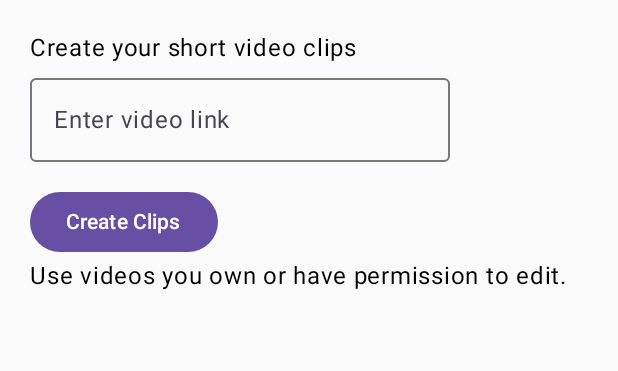
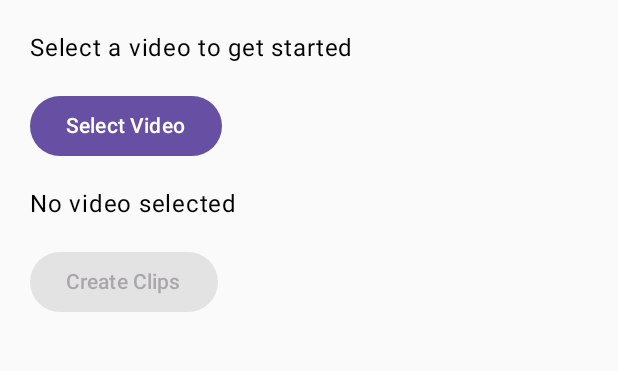
Before and after one commit to princemalviya823-web/Prince-AI-Clips-Pro, an Android app built with Jetpack Compose: the screen it shows after launch (MainActivity), on a phone screen of 412 x 824 dp, the part 78-449 px from its top. Run offline under Robolectric (Android 15) with nearby library versions, the phone set to English and light mode, and no system bars.

Commit message:
Update MainActivity.kt

```diff
--- a/app/src/main/java/com/prince/aiclips/MainActivity.kt
+++ b/app/src/main/java/com/prince/aiclips/MainActivity.kt
@@ -1,12 +1,19 @@
+
+
 package com.prince.aiclips
 
+import android.net.Uri
 import android.os.Bundle
+import android.widget.Toast
 import androidx.activity.ComponentActivity
 import androidx.activity.compose.setContent
+import androidx.activity.compose.rememberLauncherForActivityResult
+import androidx.activity.result.contract.ActivityResultContracts
 import androidx.compose.foundation.layout.*
 import androidx.compose.material3.*
 import androidx.compose.runtime.*
 import androidx.compose.ui.Modifier
+import androidx.compose.ui.platform.LocalContext
 import androidx.compose.ui.unit.dp
 
 class MainActivity : ComponentActivity() {
@@ -14,25 +21,60 @@ class MainActivity : ComponentActivity() {
         super.onCreate(savedInstanceState)
         setContent {
             MaterialTheme {
-                var videoLink by remember { mutableStateOf("") }
+                val context = LocalContext.current
+                var selectedVideo by remember { mutableStateOf<Uri?>(null) }
+
+                val videoPicker = rememberLauncherForActivityResult(
+                    contract = ActivityResultContracts.GetContent()
+                ) { uri ->
+                    selectedVideo = uri
+                }
+
                 Column(
                     modifier = Modifier
                         .fillMaxSize()
                         .padding(20.dp)
                 ) {
-                    Text("Prince AI Clips Pro", style = MaterialTheme.typography.headlineSmall)
+                    Text(
+                        "Prince AI Clips Pro",
+                        style = MaterialTheme.typography.headlineSmall
+                    )
+
                     Spacer(Modifier.height(20.dp))
-                    Text("Create your short video clips")
-                    OutlinedTextField(
-                        value = videoLink,
-                        onValueChange = { videoLink = it },
-                        label = { Text("Enter video link") }
+
+                    Text("Select a video to get started")
+
+                    Spacer(Modifier.height(16.dp))
+
+                    Button(onClick = {
+                        videoPicker.launch("video/*")
+                    }) {
+                        Text("Select Video")
+                    }
+
+                    Spacer(Modifier.height(16.dp))
+
+                    Text(
+                        if (selectedVideo != null)
+                            "Video selected successfully!"
+                        else
+                            "No video selected"
                     )
+
                     Spacer(Modifier.height(16.dp))
-                    Button(onClick = { }) {
+
+                    Button(
+                        onClick = {
+                            Toast.makeText(
+                                context,
+                                "Clip creation feature is not added yet.",
+                                Toast.LENGTH_LONG
+                            ).show()
+                        },
+                        enabled = selectedVideo != null
+                    ) {
                         Text("Create Clips")
                     }
-                    Text("Use videos you own or have permission to edit.")
                 }
             }
         }
```
